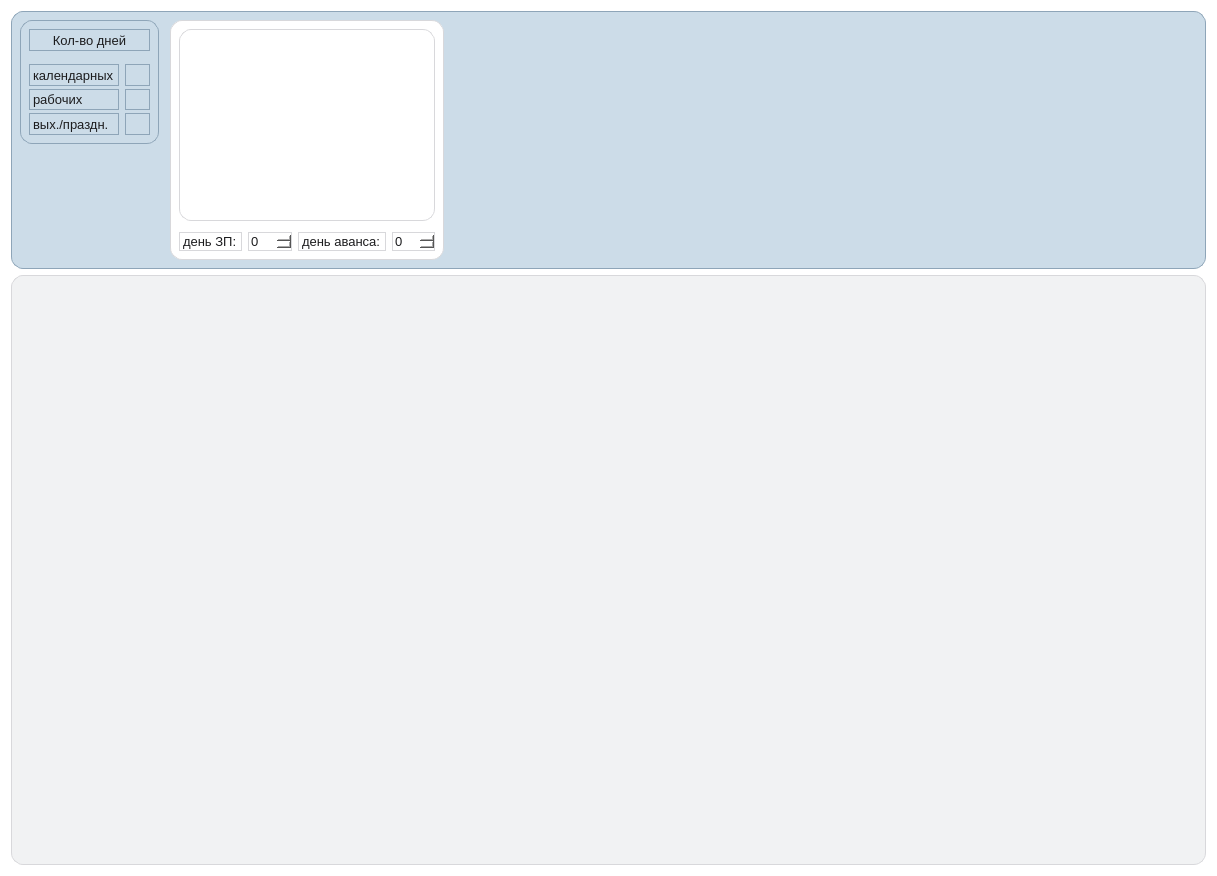
Qt form ui/cash.ui (CatMolnia/CASH) before a commit.
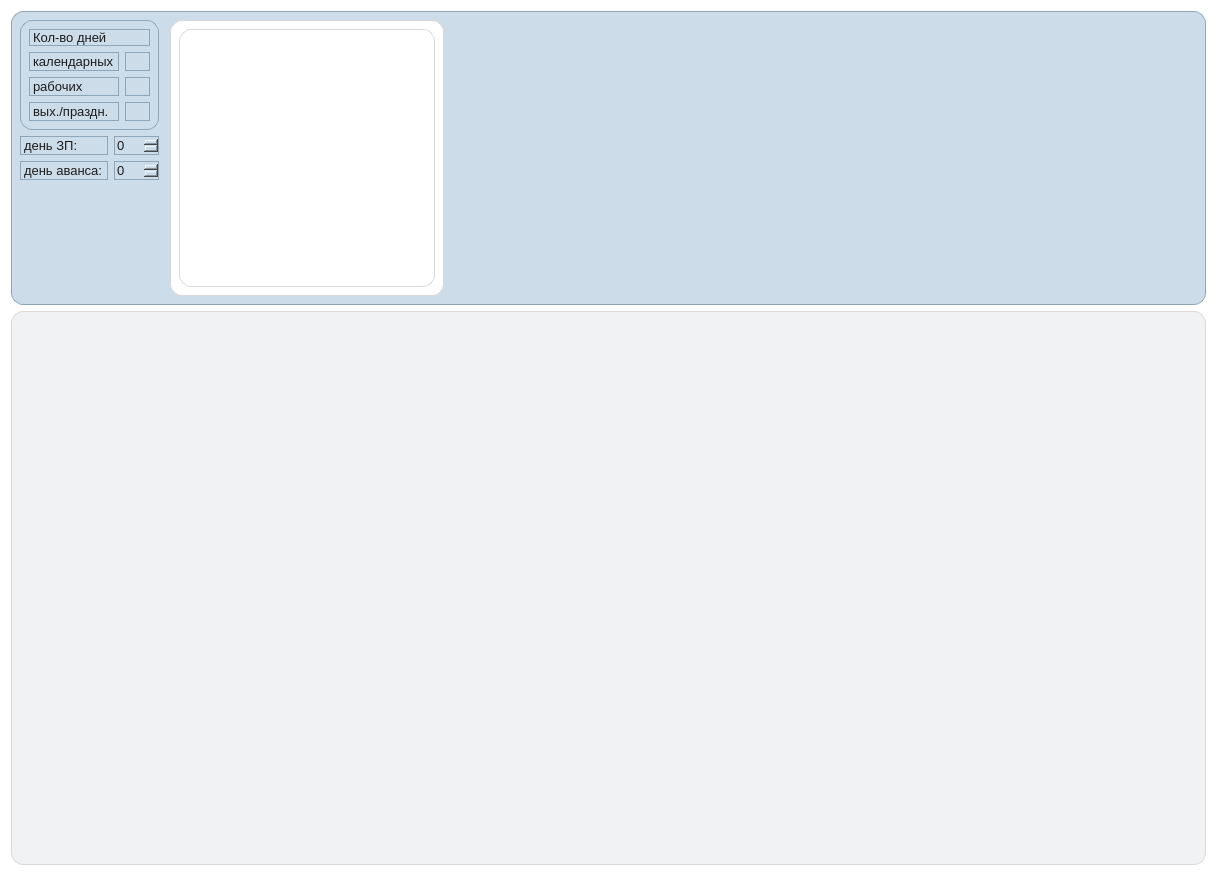
The same form after that commit.

Diff of the .ui file:
```diff
--- a/ui/cash.ui
+++ b/ui/cash.ui
@@ -74,7 +74,7 @@
           <item>
            <widget class="QWidget" name="general_information" native="true">
             <property name="sizePolicy">
-             <sizepolicy hsizetype="Maximum" vsizetype="Preferred">
+             <sizepolicy hsizetype="Preferred" vsizetype="Preferred">
               <horstretch>0</horstretch>
               <verstretch>0</verstretch>
              </sizepolicy>
@@ -82,14 +82,13 @@
             <property name="styleSheet">
              <string notr="true"/>
             </property>
-            <layout class="QGridLayout" name="gridLayout_2" columnstretch="0,0">
-             <property name="horizontalSpacing">
+            <layout class="QGridLayout" name="gridLayout_3">
+             <item row="0" column="0">
+              <layout class="QGridLayout" name="gridLayout_2">
+               <property name="spacing">
               <number>-1</number>
              </property>
-             <property name="verticalSpacing">
-              <number>3</number>
-             </property>
-             <item row="0" column="0" colspan="2">
+               <item row="0" column="0">
               <widget class="QLabel" name="label_title">
                <property name="sizePolicy">
                 <sizepolicy hsizetype="Preferred" vsizetype="Preferred">
@@ -107,27 +106,55 @@
                 <string>Кол-во дней</string>
                </property>
                <property name="alignment">
-                <set>Qt::AlignCenter</set>
+                  <set>Qt::AlignLeading|Qt::AlignLeft|Qt::AlignVCenter</set>
                </property>
               </widget>
              </item>
-             <item row="1" column="0" colspan="2">
-              <spacer name="horizontalSpacer_3">
-               <property name="orientation">
-                <enum>Qt::Horizontal</enum>
-               </property>
-               <property name="sizeType">
-                <enum>QSizePolicy::Preferred</enum>
-               </property>
-               <property name="sizeHint" stdset="0">
+               <item row="1" column="0">
+                <layout class="QHBoxLayout" name="horizontalLayout_3">
+                 <item>
+                  <widget class="QLabel" name="label_calendar">
+                   <property name="sizePolicy">
+                    <sizepolicy hsizetype="Preferred" vsizetype="Preferred">
+                     <horstretch>0</horstretch>
+                     <verstretch>0</verstretch>
+                    </sizepolicy>
+                   </property>
+                   <property name="text">
+                    <string>календарных</string>
+                   </property>
+                   <property name="alignment">
+                    <set>Qt::AlignLeading|Qt::AlignLeft|Qt::AlignVCenter</set>
+                   </property>
+                  </widget>
+                 </item>
+                 <item>
+                  <widget class="QLineEdit" name="lineEdit_calendar">
+                   <property name="sizePolicy">
+                    <sizepolicy hsizetype="Maximum" vsizetype="Preferred">
+                     <horstretch>0</horstretch>
+                     <verstretch>0</verstretch>
+                    </sizepolicy>
+                   </property>
+                   <property name="maximumSize">
                 <size>
-                 <width>40</width>
-                 <height>10</height>
-                </size>
-               </property>
-              </spacer>
-             </item>
-             <item row="3" column="0">
+                     <width>25</width>
+                     <height>16777215</height>
+                    </size>
+                   </property>
+                   <property name="text">
+                    <string/>
+                   </property>
+                   <property name="alignment">
+                    <set>Qt::AlignCenter</set>
+                   </property>
+                  </widget>
+                 </item>
+                </layout>
+               </item>
+               <item row="2" column="0">
+                <layout class="QHBoxLayout" name="horizontalLayout_4">
+                 <item>
               <widget class="QLabel" name="label_work">
                <property name="sizePolicy">
                 <sizepolicy hsizetype="Preferred" vsizetype="Preferred">
@@ -143,7 +170,33 @@
                </property>
               </widget>
              </item>
-             <item row="4" column="0">
+                 <item>
+                  <widget class="QLineEdit" name="lineEdit_work">
+                   <property name="sizePolicy">
+                    <sizepolicy hsizetype="Maximum" vsizetype="Preferred">
+                     <horstretch>0</horstretch>
+                     <verstretch>0</verstretch>
+                    </sizepolicy>
+                   </property>
+                   <property name="maximumSize">
+                    <size>
+                     <width>25</width>
+                     <height>16777215</height>
+                    </size>
+                   </property>
+                   <property name="text">
+                    <string/>
+                   </property>
+                   <property name="alignment">
+                    <set>Qt::AlignCenter</set>
+                   </property>
+                  </widget>
+                 </item>
+                </layout>
+               </item>
+               <item row="3" column="0">
+                <layout class="QHBoxLayout" name="horizontalLayout_5">
+                 <item>
               <widget class="QLabel" name="label_weekend">
                <property name="sizePolicy">
                 <sizepolicy hsizetype="Preferred" vsizetype="Preferred">
@@ -159,7 +212,7 @@
                </property>
               </widget>
              </item>
-             <item row="4" column="1">
+                 <item>
               <widget class="QLineEdit" name="lineEdit_weekend">
                <property name="sizePolicy">
                 <sizepolicy hsizetype="Maximum" vsizetype="Preferred">
@@ -181,8 +234,19 @@
                </property>
               </widget>
              </item>
-             <item row="2" column="0">
-              <widget class="QLabel" name="label_calendar">
+                </layout>
+               </item>
+              </layout>
+             </item>
+            </layout>
+           </widget>
+          </item>
+          <item>
+           <layout class="QHBoxLayout" name="horizontalLayout">
+            <item>
+             <layout class="QVBoxLayout" name="verticalLayout_3">
+              <item>
+               <widget class="QLabel" name="label_day_zp">
                <property name="sizePolicy">
                 <sizepolicy hsizetype="Preferred" vsizetype="Preferred">
                  <horstretch>0</horstretch>
@@ -190,59 +254,50 @@
                 </sizepolicy>
                </property>
                <property name="text">
-                <string>календарных</string>
-               </property>
-               <property name="alignment">
-                <set>Qt::AlignLeading|Qt::AlignLeft|Qt::AlignVCenter</set>
-               </property>
-              </widget>
-             </item>
-             <item row="3" column="1">
-              <widget class="QLineEdit" name="lineEdit_work">
+                 <string>день ЗП:</string>
+                </property>
+               </widget>
+              </item>
+              <item>
+               <widget class="QLabel" name="label_day_avans">
                <property name="sizePolicy">
-                <sizepolicy hsizetype="Maximum" vsizetype="Preferred">
+                 <sizepolicy hsizetype="Minimum" vsizetype="Preferred">
                  <horstretch>0</horstretch>
                  <verstretch>0</verstretch>
                 </sizepolicy>
                </property>
-               <property name="maximumSize">
-                <size>
-                 <width>25</width>
-                 <height>16777215</height>
-                </size>
-               </property>
                <property name="text">
-                <string/>
-               </property>
-               <property name="alignment">
-                <set>Qt::AlignCenter</set>
+                 <string>день аванса:</string>
+                </property>
+               </widget>
+              </item>
+             </layout>
+            </item>
+            <item>
+             <layout class="QVBoxLayout" name="verticalLayout_4">
+              <item>
+               <widget class="QSpinBox" name="spinBox_zp">
+                <property name="sizePolicy">
+                 <sizepolicy hsizetype="Preferred" vsizetype="Preferred">
+                  <horstretch>0</horstretch>
+                  <verstretch>0</verstretch>
+                 </sizepolicy>
                </property>
               </widget>
              </item>
-             <item row="2" column="1">
-              <widget class="QLineEdit" name="lineEdit_calendar">
+              <item>
+               <widget class="QSpinBox" name="spinBox_avans">
                <property name="sizePolicy">
-                <sizepolicy hsizetype="Maximum" vsizetype="Preferred">
+                 <sizepolicy hsizetype="Preferred" vsizetype="Preferred">
                  <horstretch>0</horstretch>
                  <verstretch>0</verstretch>
                 </sizepolicy>
                </property>
-               <property name="maximumSize">
-                <size>
-                 <width>25</width>
-                 <height>16777215</height>
-                </size>
-               </property>
-               <property name="text">
-                <string/>
-               </property>
-               <property name="alignment">
-                <set>Qt::AlignCenter</set>
-               </property>
               </widget>
              </item>
             </layout>
-           </widget>
+            </item>
+           </layout>
           </item>
           <item>
            <spacer name="verticalSpacer">
@@ -303,69 +358,6 @@
            <item>
             <widget class="QTableWidget" name="tableWidget_calendar"/>
            </item>
-           <item>
-            <spacer name="horizontalSpacer">
-             <property name="orientation">
-              <enum>Qt::Horizontal</enum>
-             </property>
-             <property name="sizeHint" stdset="0">
-              <size>
-               <width>40</width>
-               <height>5</height>
-              </size>
-             </property>
-            </spacer>
-           </item>
-           <item>
-            <layout class="QHBoxLayout" name="horizontalLayout" stretch="0,0,0,0">
-             <item>
-              <widget class="QLabel" name="label_day_zp">
-               <property name="sizePolicy">
-                <sizepolicy hsizetype="Preferred" vsizetype="Preferred">
-                 <horstretch>0</horstretch>
-                 <verstretch>0</verstretch>
-                </sizepolicy>
-               </property>
-               <property name="text">
-                <string>день ЗП:</string>
-               </property>
-              </widget>
-             </item>
-             <item>
-              <widget class="QSpinBox" name="spinBox_zp">
-               <property name="sizePolicy">
-                <sizepolicy hsizetype="Preferred" vsizetype="Preferred">
-                 <horstretch>0</horstretch>
-                 <verstretch>0</verstretch>
-                </sizepolicy>
-               </property>
-              </widget>
-             </item>
-             <item>
-              <widget class="QLabel" name="label_day_avans">
-               <property name="sizePolicy">
-                <sizepolicy hsizetype="Minimum" vsizetype="Preferred">
-                 <horstretch>0</horstretch>
-                 <verstretch>0</verstretch>
-                </sizepolicy>
-               </property>
-               <property name="text">
-                <string>день аванса:</string>
-               </property>
-              </widget>
-             </item>
-             <item>
-              <widget class="QSpinBox" name="spinBox_avans">
-               <property name="sizePolicy">
-                <sizepolicy hsizetype="Preferred" vsizetype="Preferred">
-                 <horstretch>0</horstretch>
-                 <verstretch>0</verstretch>
-                </sizepolicy>
-               </property>
-              </widget>
-             </item>
-            </layout>
-           </item>
           </layout>
          </widget>
         </item>
```
Left out of the diff: 46 changed lines with no effect on the pictures. Lines whose indentation alone changed are shown as unchanged.
